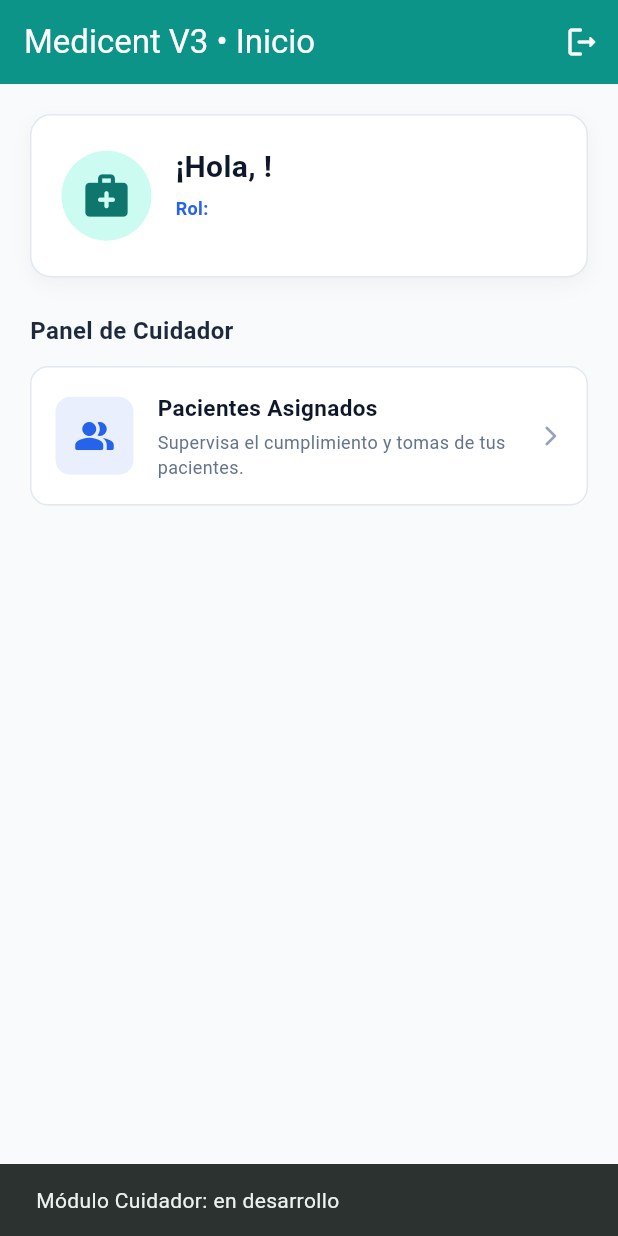
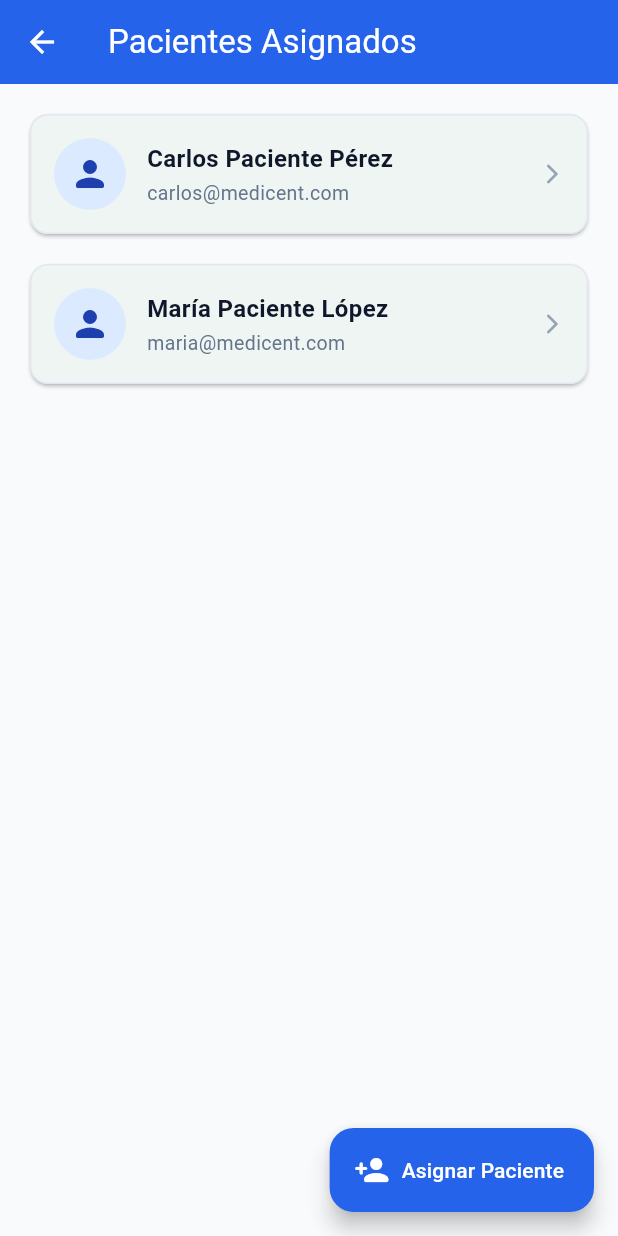
Before and after one commit to cristianbg2007/AppMovil_Medicent_v3, a Flutter app: the HomeScreen screen opened directly with empty values, after a tap on "Pacientes Asignados", on a phone screen of 412 x 824 dp. Run offline on Flutter 3.47's test engine with Material 3 defaults, Android fonts, the phone set to English and light mode, and no system bars; our stand-ins replace flutter_secure_storage; accounts and stored records are empty.

Commit message:
feat(cuidador): modulo completo de cuidador con servicio tdd, asignacion y supervision de pacientes

```diff
--- /dev/null
+++ b/lib/features/cuidador/screens/pacientes_asignados_screen.dart
@@ -0,0 +1,194 @@
+import 'package:flutter/material.dart';
+import 'package:mobile_medicent_v3/features/auth/models/usuario_model.dart';
+import 'package:mobile_medicent_v3/features/cuidador/services/cuidador_service.dart';
+import 'package:mobile_medicent_v3/features/tomas/screens/tomas_screen.dart';
+
+class PacientesAsignadosScreen extends StatefulWidget {
+  final UsuarioModel cuidador;
+
+  const PacientesAsignadosScreen({
+    super.key,
+    required this.cuidador,
+  });
+
+  @override
+  State<PacientesAsignadosScreen> createState() => _PacientesAsignadosScreenState();
+}
+
+class _PacientesAsignadosScreenState extends State<PacientesAsignadosScreen> {
+  final CuidadorService _cuidadorService = CuidadorService();
+
+  // Pacientes de demostración vinculados en la base de datos (según seed.sql)
+  List<UsuarioModel> _pacientes = [
+    UsuarioModel(
+      id: 2,
+      nombre: 'Carlos Paciente Pérez',
+      correo: 'carlos@medicent.com',
+      rol: 'paciente',
+    ),
+    UsuarioModel(
+      id: 4,
+      nombre: 'María Paciente López',
+      correo: 'maria@medicent.com',
+      rol: 'paciente',
+    ),
+  ];
+
+  // Diálogo para asignar un nuevo paciente por ID
+  void _mostrarDialogoAsignarPaciente() {
+    final pacienteIdController = TextEditingController();
+
+    showDialog(
+      context: context,
+      builder: (ctx) {
+        return AlertDialog(
+          shape: RoundedRectangleBorder(borderRadius: BorderRadius.circular(14)),
+          title: const Text('Vincular Paciente a mi Cargo', style: TextStyle(fontWeight: FontWeight.bold)),
+          content: Column(
+            mainAxisSize: MainAxisSize.min,
+            children: [
+              const Text(
+                'Ingresa el número de identificación (ID) del paciente registrado en Medicent para supervisar su adherencia farmacológica.',
+                style: TextStyle(fontSize: 13, color: Color(0xFF64748B)),
+              ),
+              const SizedBox(height: 16),
+              TextField(
+                controller: pacienteIdController,
+                keyboardType: TextInputType.number,
+                decoration: const InputDecoration(
+                  labelText: 'ID del Paciente (ej: 1)',
+                  border: OutlineInputBorder(),
+                  prefixIcon: Icon(Icons.badge_outlined),
+                ),
+              ),
+            ],
+          ),
+          actions: [
+            TextButton(
+              onPressed: () => Navigator.of(ctx).pop(),
+              child: const Text('Cancelar'),
+            ),
+            ElevatedButton(
+              onPressed: () async {
+                final id = int.tryParse(pacienteIdController.text.trim());
+                if (id != null) {
+                  Navigator.of(ctx).pop();
+                  final exito = await _cuidadorService.asignarPaciente(
+                    cuidadorId: widget.cuidador.id,
+                    pacienteId: id,
+                  );
+
+                  if (!mounted) return;
+
+                  if (exito) {
+                    ScaffoldMessenger.of(context).showSnackBar(
+                      SnackBar(
+                        content: Text('✓ Paciente #$id asignado exitosamente'),
+                        backgroundColor: const Color(0xFF0D9488),
+                      ),
+                    );
+                  } else {
+                    ScaffoldMessenger.of(context).showSnackBar(
+                      const SnackBar(
+                        content: Text('Error o la asignación ya existía en la base de datos.'),
+                        backgroundColor: Colors.redAccent,
+                      ),
+                    );
+                  }
+                }
+              },
+              style: ElevatedButton.styleFrom(
+                backgroundColor: const Color(0xFF2563EB),
+                foregroundColor: Colors.white,
+              ),
+              child: const Text('Asignar'),
+            ),
+          ],
+        );
+      },
+    );
+  }
+
+  @override
+  Widget build(BuildContext context) {
+    return Scaffold(
+      backgroundColor: const Color(0xFFF8FAFC),
+      appBar: AppBar(
+        title: const Text('Pacientes Asignados'),
+        backgroundColor: const Color(0xFF2563EB),
+        foregroundColor: Colors.white,
+        elevation: 0,
+      ),
+      floatingActionButton: FloatingActionButton.extended(
+        onPressed: _mostrarDialogoAsignarPaciente,
+        backgroundColor: const Color(0xFF2563EB),
+        foregroundColor: Colors.white,
+        icon: const Icon(Icons.person_add_rounded),
+        label: const Text('Asignar Paciente'),
+      ),
+      body: _pacientes.isEmpty
+          ? const Center(child: Text('No tienes pacientes a tu cargo actualmente.'))
+          : ListView.separated(
+              padding: const EdgeInsets.fromLTRB(16, 16, 16, 80),
+              itemCount: _pacientes.length,
+              separatorBuilder: (_, __) => const SizedBox(height: 12),
+              itemBuilder: (context, index) {
+                final p = _pacientes[index];
+
+                return Card(
+                  elevation: 1,
+                  shape: RoundedRectangleBorder(
+                    borderRadius: BorderRadius.circular(12),
+                    side: const BorderSide(color: Color(0xFFE2E8F0)),
+                  ),
+                  child: InkWell(
+                    borderRadius: BorderRadius.circular(12),
+                    onTap: () {
+                      // Al presionar el paciente, el cuidador supervisa sus tomas
+                      Navigator.of(context).push(
+                        MaterialPageRoute(
+                          builder: (_) => TomasScreen(usuario: p),
+                        ),
+                      );
+                    },
+                    child: Padding(
+                      padding: const EdgeInsets.all(16.0),
+                      child: Row(
+                        children: [
+                          CircleAvatar(
+                            radius: 24,
+                            backgroundColor: const Color(0xFFDBEAFE),
+                            child: const Icon(Icons.person_rounded, color: Color(0xFF1E40AF), size: 28),
+                          ),
+                          const SizedBox(width: 14),
+                          Expanded(
+                            child: Column(
+                              crossAxisAlignment: CrossAxisAlignment.start,
+                              children: [
+                                Text(
+                                  p.nombre,
+                                  style: const TextStyle(
+                                    fontSize: 16,
+                                    fontWeight: FontWeight.bold,
+                                    color: Color(0xFF0F172A),
+                                  ),
+                                ),
+                                const SizedBox(height: 2),
+                                Text(
+                                  p.correo,
+                                  style: const TextStyle(fontSize: 13, color: Color(0xFF64748B)),
+                                ),
+                              ],
+                            ),
+                          ),
+                          const Icon(Icons.arrow_forward_ios_rounded, size: 16, color: Color(0xFF94A3B8)),
+                        ],
+                      ),
+                    ),
+                  ),
+                );
+              },
+            ),
+    );
+  }
+}
--- /dev/null
+++ b/lib/features/cuidador/services/cuidador_service.dart
@@ -0,0 +1,39 @@
+import 'dart:convert';
+import 'package:flutter/foundation.dart';
+import 'package:mobile_medicent_v3/core/api/api_client.dart';
+import 'package:mobile_medicent_v3/core/api/api_endpoints.dart';
+import 'package:mobile_medicent_v3/features/auth/models/usuario_model.dart';
+import 'package:mobile_medicent_v3/features/auth/services/auth_service.dart';
+
+class CuidadorService {
+  final AuthService _authService;
+
+  CuidadorService({AuthService? authService})
+      : _authService = authService ?? AuthService();
+
+  // Convierte lista JSON en lista de UsuarioModel
+  List<UsuarioModel> parsearPacientes(List<dynamic> listaJson) {
+    return listaJson
+        .map((item) => UsuarioModel.fromJson(item as Map<String, dynamic>))
+        .toList();
+  }
+
+  // Asigna un paciente a un cuidador en Flask: POST /api/auth/asignar-paciente
+  Future<bool> asignarPaciente({required int cuidadorId, required int pacienteId}) async {
+    try {
+      final token = await _authService.obtenerToken();
+      final respuesta = await ApiClient.post(
+        ApiEndpoints.asignarPaciente,
+        {
+          'cuidador_id': cuidadorId,
+          'paciente_id': pacienteId,
+        },
+        token: token,
+      );
+      return respuesta.statusCode == 201;
+    } catch (e) {
+      debugPrint('Error al asignar paciente: $e');
+      return false;
+    }
+  }
+}
--- a/lib/features/home/screens/home_screen.dart
+++ b/lib/features/home/screens/home_screen.dart
@@ -4,6 +4,7 @@ import 'package:mobile_medicent_v3/features/auth/services/auth_service.dart';
 import 'package:mobile_medicent_v3/features/auth/screens/login_screen.dart';
 import 'package:mobile_medicent_v3/features/tomas/screens/tomas_screen.dart';
 import 'package:mobile_medicent_v3/features/tratamientos/screens/tratamientos_screen.dart';
+import 'package:mobile_medicent_v3/features/cuidador/screens/pacientes_asignados_screen.dart';
 
 
 class HomeScreen extends StatelessWidget {
@@ -155,8 +156,10 @@ class HomeScreen extends StatelessWidget {
                 title: 'Pacientes Asignados',
                 subtitle: 'Supervisa el cumplimiento y tomas de tus pacientes.',
                 onTap: () {
-                  ScaffoldMessenger.of(context).showSnackBar(
-                    const SnackBar(content: Text('Módulo Cuidador: en desarrollo')),
+                  Navigator.of(context).push(
+                    MaterialPageRoute(
+                      builder: (_) => PacientesAsignadosScreen(cuidador: usuario),
+                    ),
                   );
                 },
               ),
```
Also changed, not shown: 1 other file.
